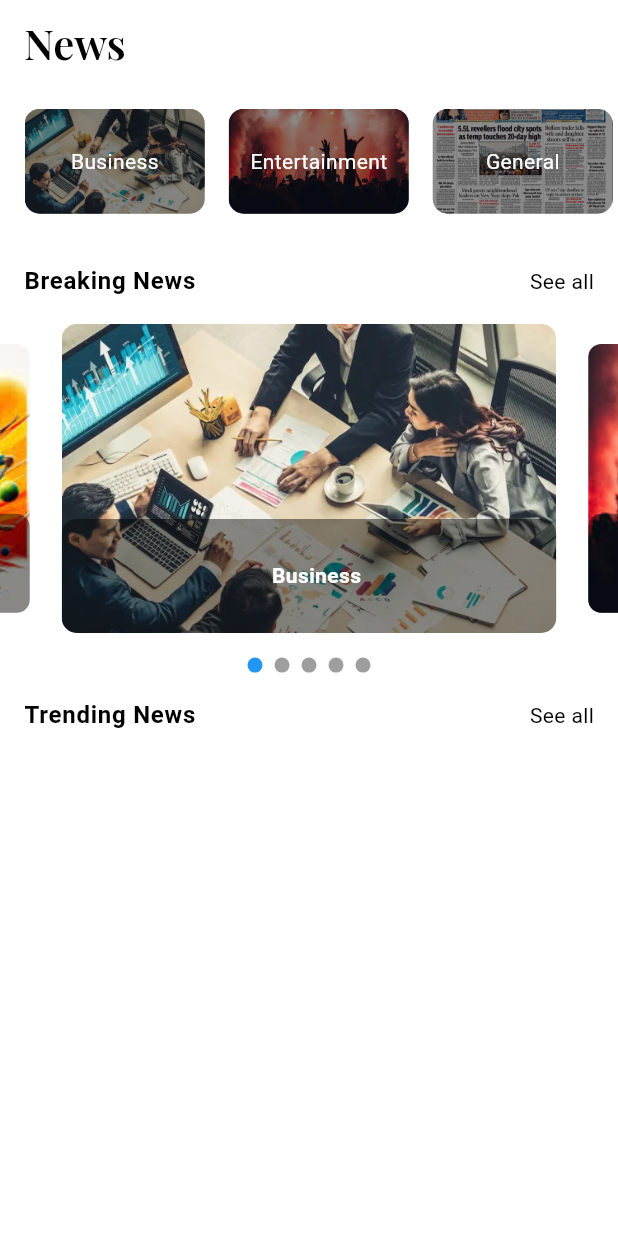
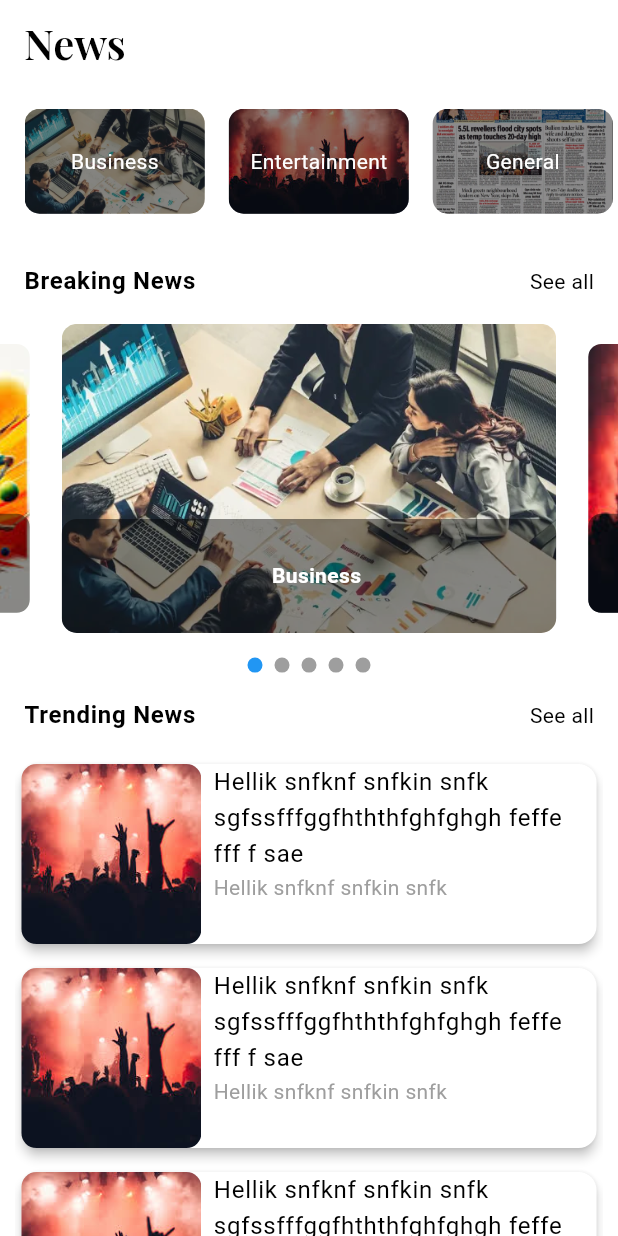
Before and after one commit to Hitesh-Meghwal/newsapp, a Flutter app: the screen it shows after launch, on a phone screen of 412 x 824 dp. Run offline on Flutter 3.47's test engine with Material 3 defaults, Android fonts, the phone set to English and light mode, and no system bars; drawn by our look-alikes of carousel_slider, smooth_page_indicator; our stand-ins replace get, google_fonts.

Commit message:
trending list widget created in trending news

```diff
--- a/lib/views/screens/home_screen.dart
+++ b/lib/views/screens/home_screen.dart
@@ -4,6 +4,7 @@ import 'package:get/get.dart';
 import 'package:newsapp/controllers/home_controller.dart';
 import 'package:newsapp/utils/strings/app_strings.dart';
 import 'package:newsapp/views/widgets/custom_appbar.dart';
+import 'package:newsapp/views/widgets/custom_trendingList.dart';
 import 'package:smooth_page_indicator/smooth_page_indicator.dart';
 
 class HomeScreen extends StatefulWidget {
@@ -28,7 +29,9 @@ class _HomeScreenState extends State<HomeScreen> {
   Widget build(BuildContext context) {
     return Scaffold(
       appBar: const CustomAppbar(appbarTitle: AppStrings.news),
-      body: Column(
+      body: SingleChildScrollView(
+        physics: const BouncingScrollPhysics(),
+        child: Column(
           children: [
             _buildCategoryList(),
             SizedBox(
@@ -83,11 +86,14 @@ class _HomeScreenState extends State<HomeScreen> {
             SizedBox(
               height: Get.height * 0.02,
             ),
+            _buildTrendingList()
           ],
+        ),
       ),
     );
   }
 
+  // categorylist
   Widget _buildCategoryList() {
     return Container(
       margin: EdgeInsets.only(left: Get.width * 0.04, top: Get.height * 0.02),
@@ -194,6 +200,7 @@ class _HomeScreenState extends State<HomeScreen> {
     );
   }
 
+  // indicator
   Widget _buildIndicator() {
     return Obx(() {
       return AnimatedSmoothIndicator(
@@ -204,4 +211,17 @@ class _HomeScreenState extends State<HomeScreen> {
       );
     });
   }
+
+  Widget _buildTrendingList() {
+    return SizedBox(
+      height: 600, // Set a specific height for the list
+      width: Get.width * 0.95,
+      child: ListView.builder(
+        itemCount: 10,
+        itemBuilder: (context, index) {
+          return CustomTrendinglist();
+        },
+      ),
+    );
   }
+}
--- /dev/null
+++ b/lib/views/widgets/custom_trendingList.dart
@@ -0,0 +1,54 @@
+import 'package:flutter/material.dart';
+import 'package:get/get.dart';
+import 'package:newsapp/res/colors/app_colors.dart';
+import 'package:newsapp/res/images/app_images.dart';
+
+class CustomTrendinglist extends StatelessWidget {
+  const CustomTrendinglist({super.key});
+
+  @override
+  Widget build(BuildContext context) {
+    return Padding(
+      padding: const EdgeInsets.only(bottom: 8.0),
+      child: Card(
+        color: AppColors.primaryColor,
+        elevation: 3.0,
+        child: Row(
+          crossAxisAlignment: CrossAxisAlignment.start,
+          children: [
+            Container(
+              child: ClipRRect(
+                borderRadius: BorderRadius.circular(10),
+                child: Image.asset(
+                  AppImages.entertainment,
+                  width: 120,
+                  height: 120,
+                  fit: BoxFit.cover,
+                ),
+              ),
+            ),
+            const SizedBox(width: 8.0),
+            Column(
+              children: [
+                Container(
+                  width: Get.width / 1.7,
+                  child: Text(
+                      "Hellik snfknf snfkin snfk sgfssfffggfhththfghfghgh feffe fff f sae ",
+                      style: Theme.of(context).textTheme.bodyLarge),
+                ),
+                Container(
+                  width: Get.width / 1.7,
+                  child: Text("Hellik snfknf snfkin snfk",
+                      style: Theme.of(context)
+                          .textTheme
+                          .bodyMedium!
+                          .copyWith(color: Colors.grey)),
+                )
+              ],
+            )
+          ],
+        ),
+      ),
+    );
+  }
+}
```
Lines whose indentation alone changed are shown as unchanged.
